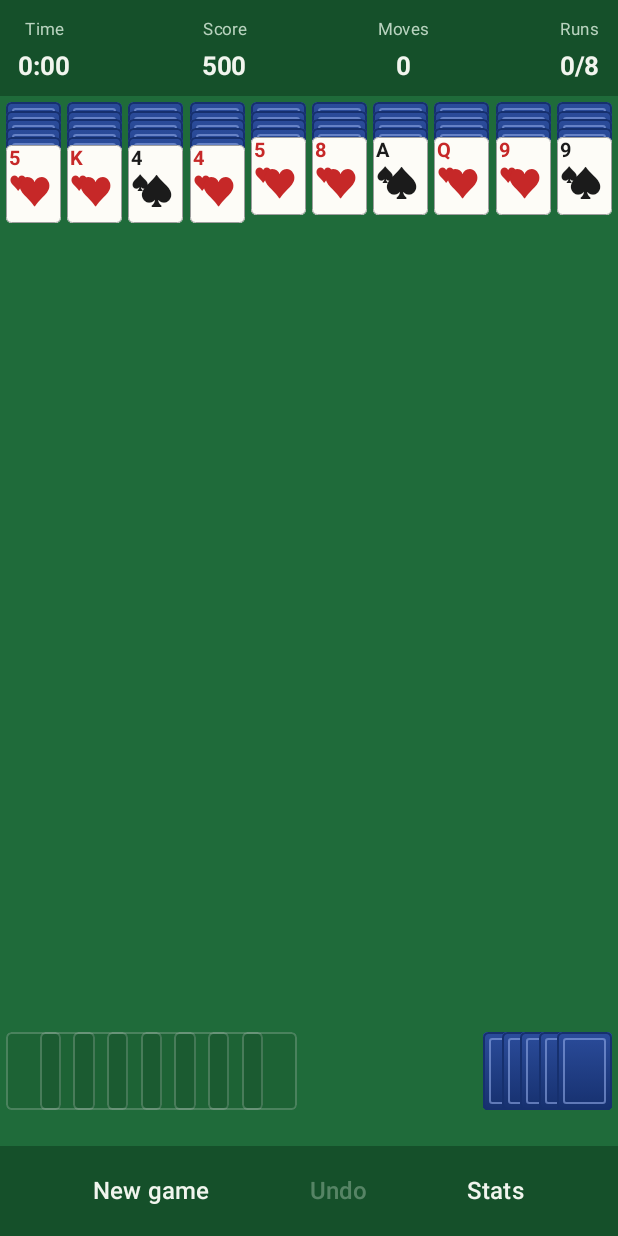
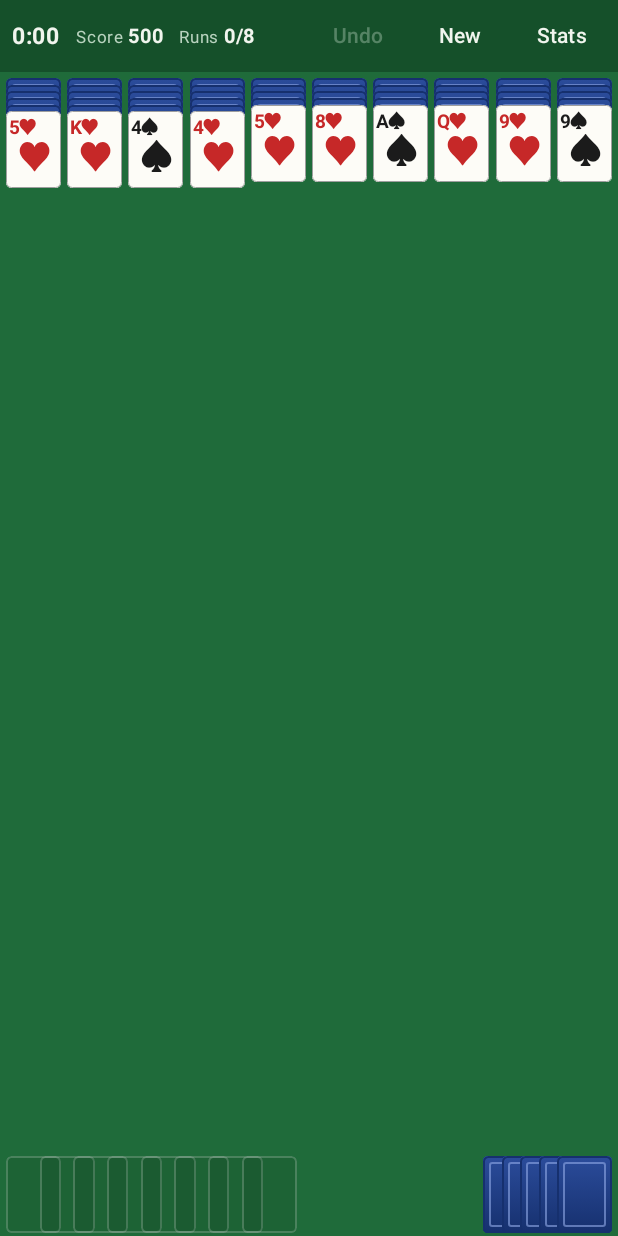
Before and after one commit to dvidianjh-cyber/SpiderGame, an Android app built with Jetpack Compose: the screen it shows after launch (MainActivity), on a phone screen of 412 x 824 dp. Run offline under Robolectric (Android 15) with nearby library versions, the phone set to English and light mode, and no system bars.

Commit message:
Make the game work well in landscape (#2)
Controls move to a slim side panel in landscape (one thin strip in portrait),
the app runs full screen, completed runs and the stock move to a right-hand
strip, and cards shrink as columns grow so every rank stays visible.


Claude-Session: https://claude.ai/code/session_01PCpiZsexe8eBVQCeFUmCZ4

Co-authored-by: Claude <noreply@anthropic.com>

```diff
--- a/app/src/main/java/com/spidercards/app/MainActivity.kt
+++ b/app/src/main/java/com/spidercards/app/MainActivity.kt
@@ -8,6 +8,9 @@ import androidx.activity.enableEdgeToEdge
 import androidx.activity.viewModels
 import androidx.compose.material3.MaterialTheme
 import androidx.compose.material3.darkColorScheme
+import androidx.core.view.WindowCompat
+import androidx.core.view.WindowInsetsCompat
+import androidx.core.view.WindowInsetsControllerCompat
 import com.spidercards.app.ui.GameScreen
 
 class MainActivity : ComponentActivity() {
@@ -19,6 +22,11 @@ class MainActivity : ComponentActivity() {
             navigationBarStyle = SystemBarStyle.dark(android.graphics.Color.TRANSPARENT),
         )
         super.onCreate(savedInstanceState)
+        // Full screen: hide the status and navigation bars. A swipe from the edge shows them briefly.
+        WindowCompat.getInsetsController(window, window.decorView).apply {
+            systemBarsBehavior = WindowInsetsControllerCompat.BEHAVIOR_SHOW_TRANSIENT_BARS_BY_SWIPE
+            hide(WindowInsetsCompat.Type.systemBars())
+        }
         setContent {
             MaterialTheme(colorScheme = darkColorScheme()) {
                 GameScreen(vm)
--- a/app/src/main/java/com/spidercards/app/ui/Board.kt
+++ b/app/src/main/java/com/spidercards/app/ui/Board.kt
@@ -29,31 +29,56 @@ import spider.game.GameState
 import spider.game.Spider
 import kotlin.math.roundToInt
 
-/** Where everything sits on screen, in pixels. Rebuilt whenever the state or screen size changes. */
+private fun Offset.round() = IntOffset(x.roundToInt(), y.roundToInt())
+
+/**
+ * Where everything sits on screen, in pixels. Rebuilt whenever the state or screen size changes.
+ *
+ * Landscape keeps all the height for the tableau: completed runs and the stock go in a strip on the right.
+ * Portrait puts them in a row along the bottom. In both, cards shrink as columns grow so that every
+ * card's rank stays readable, and only if that isn't enough do the overlaps squeeze further.
+ */
 private class BoardLayout(
     val state: GameState,
     width: Float,
     height: Float,
 ) {
-    val columnWidth = width / GameState.COLUMN_COUNT
+    val landscape = width > height
+    val columnWidth = width / (GameState.COLUMN_COUNT + if (landscape) 1 else 0)
     val gap = columnWidth * 0.05f
-    val cardWidth = columnWidth - gap * 2
-    val cardHeight = cardWidth * 1.42f
+    private val maxCardWidth = columnWidth - gap * 2
     val top = gap * 2
 
-    // Completed runs (left) and the stock (right) sit along the bottom edge.
-    val bottomY = height - cardHeight - gap * 2
-    private val tableauHeight = bottomY - top - gap * 2
+    val cardWidth: Float
+    val cardHeight: Float
+    private val tableauBottom: Float
 
-    /** Card tops for each column, squeezed so tall columns still fit above the bottom row. */
+    init {
+        // Room for the tableau, using the biggest card size to reserve the portrait bottom row.
+        val available = if (landscape) height - top - gap else height - top - maxCardWidth * ASPECT - gap * 4
+        // The tallest column in card widths, at the ideal overlaps.
+        val tallest = state.columns.maxOf { column ->
+            ASPECT + column.dropLast(1).sumOf { (if (it.faceUp) UP else DOWN).toDouble() }.toFloat()
+        }
+        cardWidth = (available / tallest).coerceIn(maxCardWidth * MIN_SCALE, maxCardWidth)
+        cardHeight = cardWidth * ASPECT
+        tableauBottom = if (landscape) height - gap else height - cardHeight - gap * 3
+    }
+
+    /** Card tops for each column. Hidden cards are squeezed first, then visible ones if still needed. */
     val columnY: List<List<Float>> = state.columns.map { column ->
-        var down = cardHeight * 0.11f
-        var up = cardHeight * 0.30f
-        val steps = column.dropLast(1).sumOf { (if (it.faceUp) up else down).toDouble() }.toFloat()
-        if (column.isNotEmpty() && cardHeight + steps > tableauHeight && steps > 0f) {
-            val scale = ((tableauHeight - cardHeight) / steps).coerceAtLeast(0.05f)
-            down *= scale
-            up *= scale
+        val room = tableauBottom - top - cardHeight
+        val hidden = column.dropLast(1).count { !it.faceUp }
+        val shown = column.size - 1 - hidden
+        var down = cardWidth * DOWN
+        var up = cardWidth * UP
+        if (hidden * down + shown * up > room) {
+            down = cardWidth * MIN_DOWN
+            if (hidden * down + shown * up > room) {
+                up = if (shown > 0) ((room - hidden * down) / shown).coerceAtLeast(cardWidth * 0.08f) else up
+            } else {
+                down = if (hidden > 0) ((room - shown * up) / hidden).coerceIn(cardWidth * MIN_DOWN, cardWidth * DOWN) else down
+            }
         }
         var y = top
         column.map { card ->
@@ -65,27 +90,61 @@ private class BoardLayout(
 
     fun columnX(column: Int) = column * columnWidth + gap
 
-    fun foundationX(index: Int) = gap + index * columnWidth * 0.55f
+    // Landscape: the right-hand strip. Portrait: the bottom row.
+    private val sideX = GameState.COLUMN_COUNT * columnWidth + gap
+    private val bottomRowY = height - cardHeight - gap
 
-    /** The stock shows one small pile per deal left, fanned leftwards from the right edge. */
-    fun stockX(pile: Int, piles: Int) = columnX(GameState.COLUMN_COUNT - 1) - (piles - 1 - pile) * columnWidth * 0.3f
+    private val stockStep = if (landscape) cardHeight * 0.12f else columnWidth * 0.3f
 
-    fun stockLeft() = stockX(0, maxOf(state.dealsLeft, 1))
+    fun foundationPosition(index: Int): Offset = if (landscape) {
+        val stockTop = bottomRowY - (GameState.RUNS_TO_WIN / 2) * stockStep
+        val step = ((stockTop - gap * 2 - cardHeight - top) / (GameState.RUNS_TO_WIN - 1))
+            .coerceIn(cardHeight * 0.05f, cardHeight * 0.2f)
+        Offset(sideX, top + index * step)
+    } else {
+        Offset(gap + index * columnWidth * 0.55f, bottomRowY)
+    }
 
-    fun isOnStock(point: Offset) =
-        point.y >= bottomY && point.x >= stockLeft() && point.x <= columnX(GameState.COLUMN_COUNT - 1) + cardWidth
+    /** The stock shows one small pile per deal left. */
+    fun stockPosition(pile: Int, piles: Int): Offset {
+        val back = (piles - 1 - pile).coerceAtLeast(0)
+        return if (landscape) {
+            Offset(sideX, bottomRowY - back * stockStep)
+        } else {
+            Offset(columnX(GameState.COLUMN_COUNT - 1) - back * stockStep, bottomRowY)
+        }
+    }
+
+    fun isOnStock(point: Offset): Boolean {
+        val first = stockPosition(0, maxOf(state.dealsLeft, 1))
+        val last = stockPosition(0, 1)
+        return point.x >= first.x && point.x <= last.x + cardWidth &&
+            point.y >= first.y && point.y <= last.y + cardHeight
+    }
 
     fun columnAt(x: Float): Int = (x / columnWidth).toInt().coerceIn(0, GameState.COLUMN_COUNT - 1)
 
     /** The card under [point] as (column, index), or null when the touch misses every card. */
     fun cardAt(point: Offset): Pair<Int, Int>? {
-        if (point.y >= bottomY) return null
+        if (point.x >= GameState.COLUMN_COUNT * columnWidth || point.y > tableauBottom) return null
         val column = columnAt(point.x)
         val ys = columnY[column]
         for (i in ys.indices.reversed()) {
             if (point.y >= ys[i] && point.y <= ys[i] + cardHeight) return column to i
         }
         return null
+    }
+
+    companion object {
+        const val ASPECT = 1.4f
+
+        // Overlaps, in card widths. UP leaves the rank and suit in the corner showing.
+        const val UP = 0.40f
+        const val DOWN = 0.12f
+        const val MIN_DOWN = 0.05f
+
+        /** Cards never shrink below this share of their full size, so they stay easy to tap. */
+        const val MIN_SCALE = 0.55f
     }
 }
 
@@ -127,16 +186,14 @@ fun Board(
         for (f in 0 until GameState.RUNS_TO_WIN) {
             EmptySlot(
                 cardWidthDp,
-                Modifier.offset { IntOffset(layout.foundationX(f).roundToInt(), layout.bottomY.roundToInt()) }
+                Modifier.offset { layout.foundationPosition(f).round() }
                     .size(cardWidthDp, cardHeightDp),
             )
         }
         if (state.stock.isEmpty()) {
             EmptySlot(
                 cardWidthDp,
-                Modifier.offset {
-                    IntOffset(layout.columnX(GameState.COLUMN_COUNT - 1).roundToInt(), layout.bottomY.roundToInt())
-                }.size(cardWidthDp, cardHeightDp),
+                Modifier.offset { layout.stockPosition(0, 1).round() }.size(cardWidthDp, cardHeightDp),
             )
         }
 
@@ -144,13 +201,15 @@ fun Board(
         val placements = buildList {
             state.foundations.forEachIndexed { f, run ->
                 run.forEachIndexed { i, card ->
-                    add(Placement(card.copy(faceUp = true), layout.foundationX(f), layout.bottomY, f * 20f + i))
+                    val at = layout.foundationPosition(f)
+                    add(Placement(card.copy(faceUp = true), at.x, at.y, f * 20f + i))
                 }
             }
             val piles = state.dealsLeft
             state.stock.forEachIndexed { i, card ->
                 val pile = (i / GameState.COLUMN_COUNT).coerceAtMost(maxOf(piles - 1, 0))
-                add(Placement(card.copy(faceUp = false), layout.stockX(pile, piles), layout.bottomY, 200f + i))
+                val at = layout.stockPosition(pile, piles)
+                add(Placement(card.copy(faceUp = false), at.x, at.y, 200f + i))
             }
             state.columns.forEachIndexed { c, column ->
                 column.forEachIndexed { i, card ->
--- a/app/src/main/java/com/spidercards/app/ui/CardFace.kt
+++ b/app/src/main/java/com/spidercards/app/ui/CardFace.kt
@@ -3,7 +3,6 @@ package com.spidercards.app.ui
 import androidx.compose.foundation.background
 import androidx.compose.foundation.border
 import androidx.compose.foundation.layout.Box
-import androidx.compose.foundation.layout.Column
 import androidx.compose.foundation.layout.fillMaxSize
 import androidx.compose.foundation.layout.padding
 import androidx.compose.foundation.shape.RoundedCornerShape
@@ -63,7 +62,7 @@ fun CardFace(card: Card, width: Dp, fontScale: Float, modifier: Modifier = Modif
     }
     val color = if (card.suit.isRed) CardColors.red else CardColors.black
     // Sizes in sp derived from the card width, undoing the user's font scale so cards never overflow.
-    val corner = (width.value * 0.36f / fontScale).sp
+    val corner = (width.value * 0.34f / fontScale).sp
     val big = (width.value * 0.62f / fontScale).sp
     Box(
         modifier
@@ -71,10 +70,14 @@ fun CardFace(card: Card, width: Dp, fontScale: Float, modifier: Modifier = Modif
             .background(CardColors.face)
             .border(if (highlighted) 2.dp else 0.5.dp, if (highlighted) Color(0xFFFFC107) else CardColors.edge, shape),
     ) {
-        Column(Modifier.padding(start = width * 0.06f, top = width * 0.04f)) {
-            Text(card.rankLabel, style = cardTextStyle(corner, color), maxLines = 1, softWrap = false)
-            Text(card.suit.symbol, style = cardTextStyle(corner * 0.9f, color), maxLines = 1)
-        }
+        // Rank and suit on one line, so a heavily overlapped card still shows both.
+        Text(
+            card.rankLabel + card.suit.symbol,
+            style = cardTextStyle(corner, color).copy(letterSpacing = (-0.5).sp),
+            maxLines = 1,
+            softWrap = false,
+            modifier = Modifier.padding(start = width * 0.05f, top = width * 0.03f),
+        )
         Text(
             card.suit.symbol,
             style = cardTextStyle(big, color).copy(textAlign = TextAlign.Center),
--- a/app/src/main/java/com/spidercards/app/ui/GameScreen.kt
+++ b/app/src/main/java/com/spidercards/app/ui/GameScreen.kt
@@ -4,11 +4,20 @@ import androidx.activity.compose.BackHandler
 import androidx.compose.foundation.background
 import androidx.compose.foundation.layout.Arrangement
 import androidx.compose.foundation.layout.Box
+import androidx.compose.foundation.layout.BoxWithConstraints
+import androidx.compose.foundation.layout.PaddingValues
+import androidx.compose.foundation.layout.Spacer
+import androidx.compose.foundation.layout.fillMaxHeight
+import androidx.compose.foundation.layout.heightIn
+import androidx.compose.foundation.layout.width
+import androidx.compose.ui.text.SpanStyle
+import androidx.compose.ui.text.buildAnnotatedString
+import androidx.compose.ui.text.withStyle
+import androidx.compose.ui.zIndex
 import androidx.compose.foundation.layout.Column
 import androidx.compose.foundation.layout.Row
 import androidx.compose.foundation.layout.fillMaxSize
 import androidx.compose.foundation.layout.fillMaxWidth
-import androidx.compose.foundation.layout.height
 import androidx.compose.foundation.layout.padding
 import androidx.compose.foundation.layout.safeDrawingPadding
 import androidx.compose.foundation.shape.RoundedCornerShape
@@ -24,7 +33,6 @@ import androidx.compose.ui.Alignment
 import androidx.compose.ui.Modifier
 import androidx.compose.ui.graphics.Color
 import androidx.compose.ui.text.font.FontWeight
-import androidx.compose.ui.text.style.TextAlign
 import androidx.compose.ui.unit.dp
 import androidx.compose.ui.unit.sp
 import com.spidercards.app.GameViewModel
@@ -50,20 +58,6 @@ fun GameScreen(vm: GameViewModel) {
     }
 
     Box(Modifier.fillMaxSize().background(TableColors.felt)) {
-        Column(Modifier.fillMaxSize().safeDrawingPadding()) {
-            StatusBar(
-                timeMs = vm.elapsedMs,
-                score = state.score,
-                moves = state.moves,
-                runs = state.foundations.size,
-            )
-            Board(
-                state = state,
-                onMove = { from, index, to -> vm.move(Move(from, index, to)) },
-                onTapCard = { column, index -> vm.autoMove(column, index) },
-                onDeal = vm::deal,
-                modifier = Modifier.weight(1f).padding(horizontal = 2.dp),
-            )
         val hint = when {
             vm.toast != null -> vm.toast
             vm.outlook == Spider.Outlook.DEAL_NEEDED ->
@@ -74,19 +68,41 @@ fun GameScreen(vm: GameViewModel) {
                 }
             else -> null
         }
-            Text(
-                hint ?: "",
-                color = TableColors.accent,
-                fontSize = 13.sp,
-                textAlign = TextAlign.Center,
-                modifier = Modifier.fillMaxWidth().height(20.dp),
+        val board = @Composable { modifier: Modifier ->
+            Box(modifier) {
+                Board(
+                    state = state,
+                    onMove = { from, index, to -> vm.move(Move(from, index, to)) },
+                    onTapCard = { column, index -> vm.autoMove(column, index) },
+                    onDeal = vm::deal,
                 )
-            ActionBar(
+                if (hint != null) HintPill(hint, Modifier.align(Alignment.BottomCenter).padding(bottom = 6.dp))
+            }
+        }
+        val controls = Controls(
+            timeMs = vm.elapsedMs,
+            score = state.score,
+            moves = state.moves,
+            runs = state.foundations.size,
             canUndo = vm.session.canUndo,
             onNewGame = ::requestNewGame,
             onUndo = vm::undo,
             onStats = { showStats = true },
         )
+
+        BoxWithConstraints(Modifier.fillMaxSize().safeDrawingPadding()) {
+            if (maxWidth > maxHeight) {
+                // Landscape: every bit of height goes to the cards; controls sit in a slim panel on the right.
+                Row(Modifier.fillMaxSize()) {
+                    board(Modifier.weight(1f).fillMaxHeight().padding(start = 2.dp))
+                    SidePanel(controls)
+                }
+            } else {
+                Column(Modifier.fillMaxSize()) {
+                    TopStrip(controls)
+                    board(Modifier.weight(1f).fillMaxWidth().padding(horizontal = 2.dp))
+                }
+            }
         }
 
         if (showStats) {
@@ -147,49 +163,98 @@ fun GameScreen(vm: GameViewModel) {
     }
 }
 
+private class Controls(
+    val timeMs: Long,
+    val score: Int,
+    val moves: Int,
+    val runs: Int,
+    val canUndo: Boolean,
+    val onNewGame: () -> Unit,
+    val onUndo: () -> Unit,
+    val onStats: () -> Unit,
+)
+
+/** Landscape: a narrow column of stats and buttons down the right edge. */
 @Composable
-private fun StatusBar(timeMs: Long, score: Int, moves: Int, runs: Int) {
+private fun SidePanel(c: Controls) {
+    Column(
+        Modifier.fillMaxHeight().width(84.dp).background(TableColors.feltDark).padding(vertical = 6.dp),
+        horizontalAlignment = Alignment.CenterHorizontally,
+        verticalArrangement = Arrangement.SpaceBetween,
+    ) {
+        Column(horizontalAlignment = Alignment.CenterHorizontally, verticalArrangement = Arrangement.spacedBy(2.dp)) {
+            Text(formatTime(c.timeMs), color = TableColors.text, fontSize = 18.sp, fontWeight = FontWeight.Bold)
+            SmallStat("Score", c.score.toString())
+            SmallStat("Moves", c.moves.toString())
+            SmallStat("Runs", "${c.runs}/8")
+        }
+        Column(horizontalAlignment = Alignment.CenterHorizontally) {
+            PanelButton("Undo", enabled = c.canUndo, onClick = c.onUndo)
+            PanelButton("New", onClick = c.onNewGame)
+            PanelButton("Stats", onClick = c.onStats)
+        }
+    }
+}
+
+/** Portrait: one thin row with the numbers and buttons together. */
+@Composable
+private fun TopStrip(c: Controls) {
     Row(
-        Modifier.fillMaxWidth().background(TableColors.feltDark).padding(horizontal = 12.dp, vertical = 8.dp),
-        horizontalArrangement = Arrangement.SpaceBetween,
+        Modifier.fillMaxWidth().background(TableColors.feltDark).padding(horizontal = 8.dp),
+        verticalAlignment = Alignment.CenterVertically,
+        horizontalArrangement = Arrangement.spacedBy(10.dp),
     ) {
-        StatusItem("Time", formatTime(timeMs))
-        StatusItem("Score", score.toString())
-        StatusItem("Moves", moves.toString())
-        StatusItem("Runs", "$runs/8")
+        Text(formatTime(c.timeMs), color = TableColors.text, fontSize = 15.sp, fontWeight = FontWeight.Bold)
+        SmallStat("Score", c.score.toString())
+        SmallStat("Runs", "${c.runs}/8")
+        Spacer(Modifier.weight(1f))
+        PanelButton("Undo", enabled = c.canUndo, onClick = c.onUndo)
+        PanelButton("New", onClick = c.onNewGame)
+        PanelButton("Stats", onClick = c.onStats)
     }
 }
 
 @Composable
-private fun StatusItem(label: String, value: String) {
-    Column(horizontalAlignment = Alignment.CenterHorizontally) {
-        Text(label, color = TableColors.dim, fontSize = 11.sp)
-        Text(value, color = TableColors.text, fontSize = 17.sp, fontWeight = FontWeight.Bold)
+private fun SmallStat(label: String, value: String) {
+    Text(
+        buildAnnotatedString {
+            withStyle(SpanStyle(color = TableColors.dim, fontSize = 11.sp)) { append("$label ") }
+            withStyle(SpanStyle(color = TableColors.text, fontSize = 13.sp, fontWeight = FontWeight.Bold)) { append(value) }
+        },
+        maxLines = 1,
+    )
+}
+
+@Composable
+private fun PanelButton(label: String, enabled: Boolean = true, onClick: () -> Unit) {
+    TextButton(
+        onClick = onClick,
+        enabled = enabled,
+        shape = RoundedCornerShape(8.dp),
+        contentPadding = PaddingValues(horizontal = 8.dp, vertical = 2.dp),
+        modifier = Modifier.heightIn(min = 36.dp),
+    ) {
+        Text(
+            label,
+            color = if (enabled) TableColors.text else TableColors.dim.copy(alpha = 0.4f),
+            fontSize = 14.sp,
+            fontWeight = FontWeight.SemiBold,
+        )
     }
 }
 
 @Composable
-private fun ActionBar(canUndo: Boolean, onNewGame: () -> Unit, onUndo: () -> Unit, onStats: () -> Unit) {
-    Row(
-        Modifier.fillMaxWidth().background(TableColors.feltDark).padding(horizontal = 8.dp, vertical = 6.dp),
-        horizontalArrangement = Arrangement.SpaceEvenly,
-    ) {
-        BarButton("New game", onClick = onNewGame)
-        BarButton("Undo", enabled = canUndo, onClick = onUndo)
-        BarButton("Stats", onClick = onStats)
-    }
-}
-
-@Composable
-private fun BarButton(label: String, enabled: Boolean = true, onClick: () -> Unit) {
-    TextButton(onClick = onClick, enabled = enabled, shape = RoundedCornerShape(8.dp)) {
+private fun HintPill(text: String, modifier: Modifier = Modifier) {
     Text(
-            label,
-            color = if (enabled) TableColors.text else TableColors.dim.copy(alpha = 0.4f),
-            fontSize = 16.sp,
+        text,
+        color = TableColors.feltDark,
+        fontSize = 13.sp,
         fontWeight = FontWeight.SemiBold,
+        modifier = modifier
+            .zIndex(3000f)
+            .background(TableColors.accent, RoundedCornerShape(50))
+            .padding(horizontal = 12.dp, vertical = 4.dp),
     )
-    }
 }
 
 fun formatTime(ms: Long): String {
```
Lines whose indentation alone changed are shown as unchanged.
